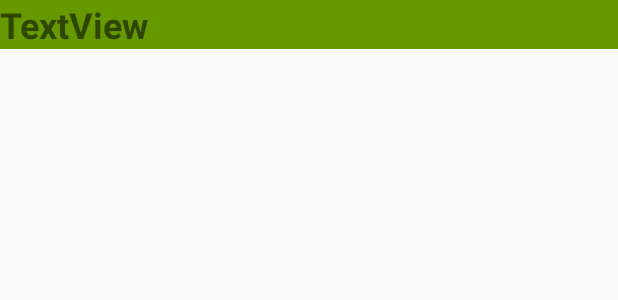
After one commit to iamsss/NodoAppRoomDb, an Android app: the layout recyler_view_layout.xml on its own in the app's theme, with its tools: preview values and no code run, on a phone screen of 412 x 824 dp. The commit adds this screen. Shown: the top 300 px of the screen. Run offline under Robolectric (Android 15) with nearby library versions, the phone set to English and light mode, and no system bars.

Commit message:
Creating Recyler View Layout and Adding Custom Style

```diff
--- /dev/null
+++ b/app/src/main/res/layout/recyler_view_layout.xml
@@ -0,0 +1,11 @@
+<?xml version="1.0" encoding="utf-8"?>
+<LinearLayout xmlns:android="http://schemas.android.com/apk/res/android"
+    android:orientation="vertical"
+    android:layout_width="match_parent"
+    android:layout_height="match_parent">
+    <TextView
+        android:id="@+id/textView"
+        android:background="@android:color/holo_green_dark"
+        style="@style/nodo_title"
+        android:text="TextView" />
+</LinearLayout>
--- a/app/src/main/res/values/styles.xml
+++ b/app/src/main/res/values/styles.xml
@@ -7,7 +7,13 @@
         <item name="colorPrimaryDark">@color/colorPrimaryDark</item>
         <item name="colorAccent">@color/colorAccent</item>
     </style>
-
+    <style name="nodo_title">
+        <item name="android:layout_width">match_parent</item>
+        <item name="android:layout_height">wrap_content</item>
+        <item name="android:textSize">24sp</item>
+        <item name="android:textStyle">bold</item>
+        <item name="android:layout_marginBottom">6dp</item>
+    </style>
     <style name="AppTheme.NoActionBar">
         <item name="windowActionBar">false</item>
         <item name="windowNoTitle">true</item>
```
